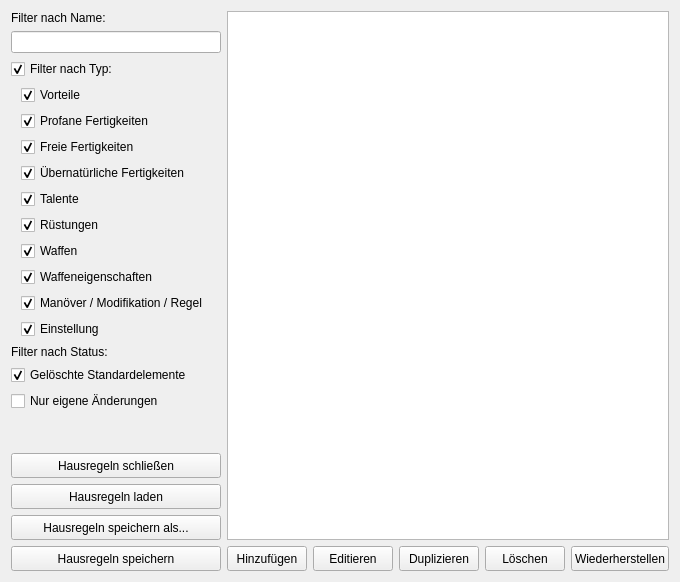
Old version of the form designer/DatenbankMain.ui in the repository Aeolitus/Sephrasto.
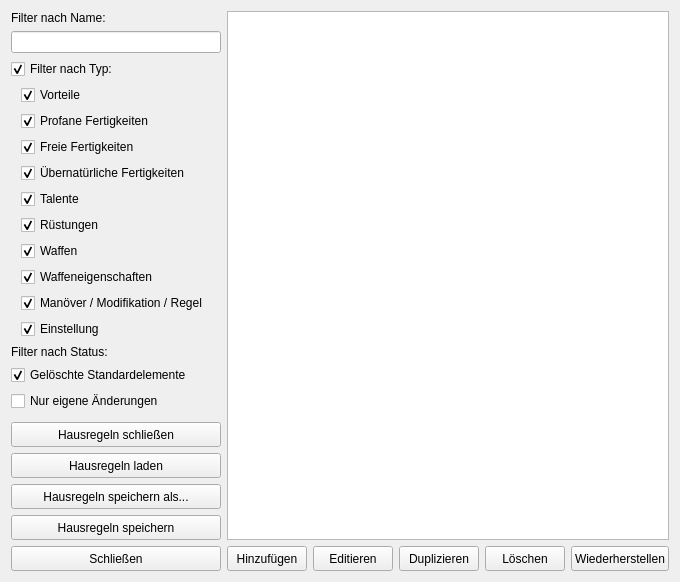
New version of the form.

Commit message:
add close button to differend windows
when using a tiling window manager we don't have decorations,
and then no X button.

so i added a close button to the Main/Character and DBEditor window

Patch:
```diff
--- a/designer/DatenbankMain.ui
+++ b/designer/DatenbankMain.ui
@@ -255,6 +255,19 @@
          </property>
         </widget>
        </item>
+       <item>
+        <widget class="QPushButton" name="buttonClose">
+         <property name="minimumSize">
+          <size>
+           <width>0</width>
+           <height>25</height>
+          </size>
+         </property>
+         <property name="text">
+          <string>Schließen</string>
+         </property>
+        </widget>
+       </item>
       </layout>
      </item>
      <item>
```
Left out of the diff: 1 changed line with no effect on the pictures. The commit also changes 8 other files.
